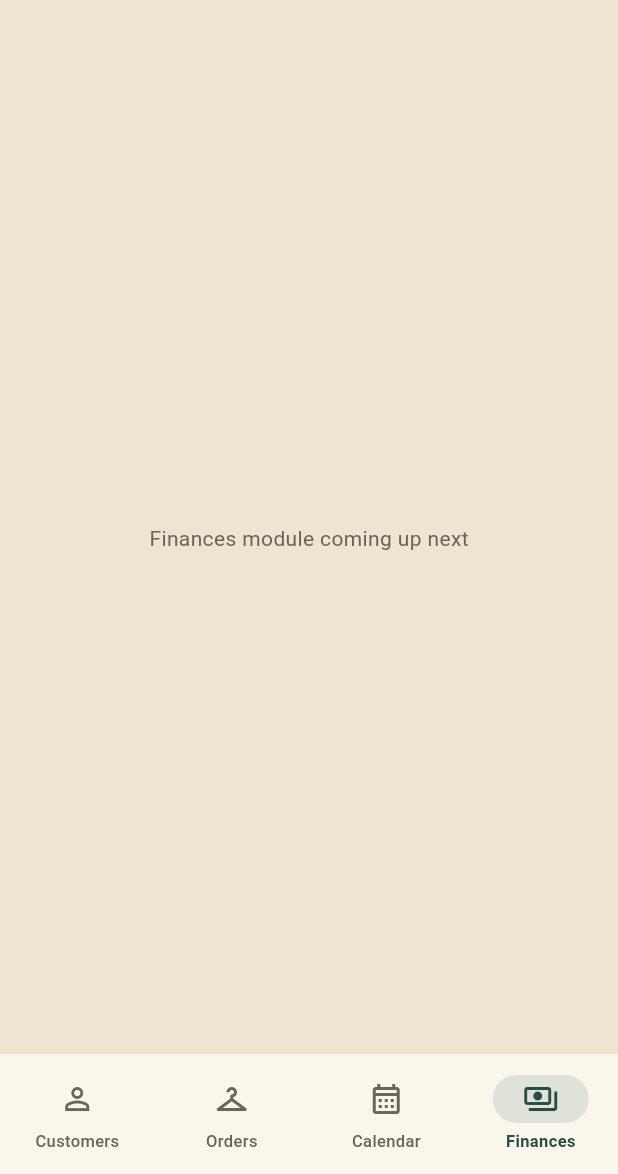
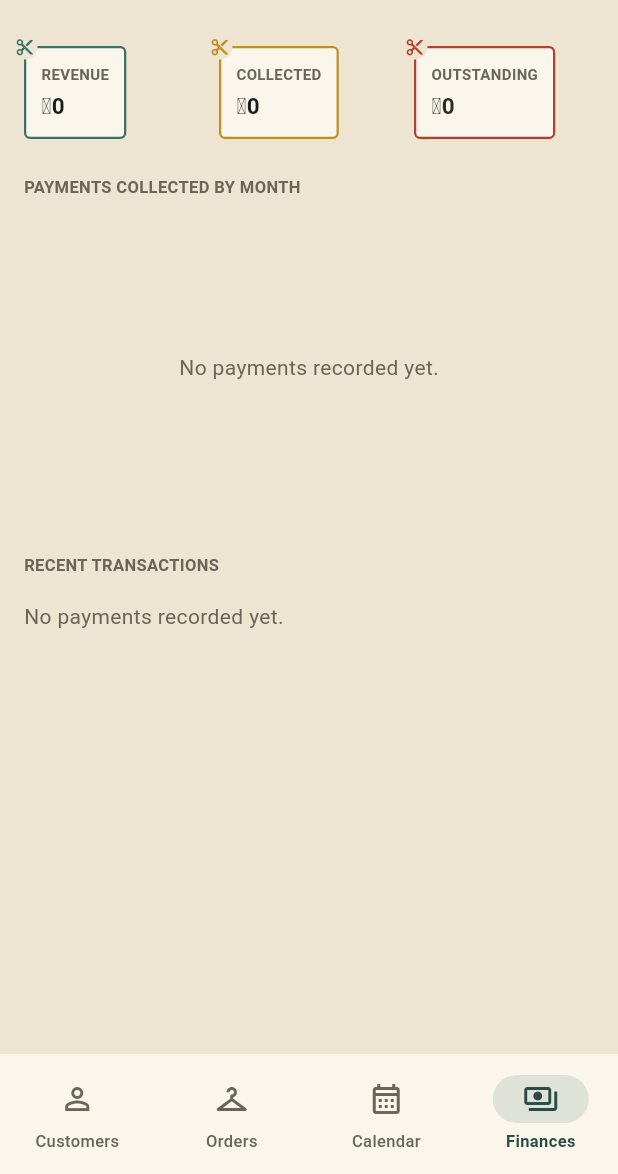
Before and after one commit to patrickangmor-del/tessy-creations-app, a Flutter app: the screen it shows after launch, item 4 of the bottom bar chosen, on a phone screen of 412 x 824 dp, the part 62-1236 px from its top. Run offline on Flutter 3.47's test engine with Material 3 defaults, Android fonts, the phone set to English and light mode, and no system bars; our stand-ins replace fl_chart, image_picker, sqflite; accounts and stored records are empty.

Commit message:
Build out the Finances module
Adds the last Phase 1 screen: revenue/collected/outstanding summary
cards, a monthly revenue bar chart grouped by payment date (not order
date), and a recent transactions list. This completes all five planned
Phase 1 modules (Customers, Orders, Calendar, Finances, plus project
setup).

Co-Authored-By: Claude Sonnet 5 <noreply@anthropic.com>
Claude-Session: https://claude.ai/code/session_0186RtkGrRTth4jWaZr5WDW3

```diff
--- /dev/null
+++ b/lib/screens/finances/finances_screen.dart
@@ -0,0 +1,278 @@
+import 'package:fl_chart/fl_chart.dart';
+import 'package:flutter/material.dart';
+import 'package:provider/provider.dart';
+
+import '../../data/models/payment.dart';
+import '../../state/customers_controller.dart';
+import '../../state/orders_controller.dart';
+import '../../theme/app_theme.dart';
+import '../../utils/formatters.dart';
+import '../../widgets/cut_card.dart';
+
+class _MonthlyRevenue {
+  const _MonthlyRevenue(this.monthKey, this.amount);
+  final String monthKey; // yyyy-MM
+  final double amount;
+
+  String get label {
+    final parts = monthKey.split('-');
+    const names = [
+      'Jan', 'Feb', 'Mar', 'Apr', 'May', 'Jun',
+      'Jul', 'Aug', 'Sep', 'Oct', 'Nov', 'Dec',
+    ];
+    return names[int.parse(parts[1]) - 1];
+  }
+}
+
+class _Transaction {
+  const _Transaction({
+    required this.payment,
+    required this.customerName,
+    required this.dressType,
+  });
+  final Payment payment;
+  final String customerName;
+  final String dressType;
+}
+
+class FinancesScreen extends StatelessWidget {
+  const FinancesScreen({super.key});
+
+  @override
+  Widget build(BuildContext context) {
+    final ordersController = context.watch<OrdersController>();
+    final customersController = context.watch<CustomersController>();
+
+    if (ordersController.loading) {
+      return const Center(child: CircularProgressIndicator());
+    }
+
+    final orders = ordersController.orders;
+
+    final totalRevenue = orders.fold<double>(0, (sum, o) => sum + o.price);
+    final totalCollected = orders.fold<double>(0, (sum, o) => sum + o.amountPaid);
+    final outstanding = totalRevenue - totalCollected;
+
+    final monthlyTotals = <String, double>{};
+    final transactions = <_Transaction>[];
+    for (final order in orders) {
+      final customerName = customersController.byId(order.customerId)?.name ?? 'Unknown';
+      for (final payment in order.payments) {
+        final monthKey = payment.date.substring(0, 7);
+        monthlyTotals[monthKey] = (monthlyTotals[monthKey] ?? 0) + payment.amount;
+        transactions.add(
+          _Transaction(payment: payment, customerName: customerName, dressType: order.dressType),
+        );
+      }
+    }
+
+    final monthlyKeys = monthlyTotals.keys.toList()..sort();
+    final monthly = monthlyKeys
+        .skip(monthlyKeys.length > 6 ? monthlyKeys.length - 6 : 0)
+        .map((k) => _MonthlyRevenue(k, monthlyTotals[k]!))
+        .toList();
+
+    transactions.sort((a, b) => b.payment.date.compareTo(a.payment.date));
+    final recentTransactions = transactions.take(12).toList();
+
+    return ListView(
+      padding: const EdgeInsets.all(16),
+      children: [
+        Row(
+          children: [
+            Expanded(
+              child: _SummaryCard(
+                label: 'Revenue',
+                value: totalRevenue,
+                accent: AppColors.thread,
+              ),
+            ),
+            const SizedBox(width: 10),
+            Expanded(
+              child: _SummaryCard(
+                label: 'Collected',
+                value: totalCollected,
+                accent: AppColors.gold,
+              ),
+            ),
+            const SizedBox(width: 10),
+            Expanded(
+              child: _SummaryCard(
+                label: 'Outstanding',
+                value: outstanding,
+                accent: AppColors.pin,
+                valueColor: outstanding > 0 ? AppColors.pin : AppColors.ink,
+              ),
+            ),
+          ],
+        ),
+        const SizedBox(height: 24),
+        const Text(
+          'PAYMENTS COLLECTED BY MONTH',
+          style: TextStyle(fontSize: 11, fontWeight: FontWeight.w600, color: AppColors.inkSoft),
+        ),
+        const SizedBox(height: 12),
+        SizedBox(
+          height: 200,
+          child: monthly.isEmpty
+              ? const Center(
+                  child: Text('No payments recorded yet.', style: TextStyle(color: AppColors.inkSoft)),
+                )
+              : _RevenueChart(data: monthly),
+        ),
+        const SizedBox(height: 24),
+        const Text(
+          'RECENT TRANSACTIONS',
+          style: TextStyle(fontSize: 11, fontWeight: FontWeight.w600, color: AppColors.inkSoft),
+        ),
+        const SizedBox(height: 8),
+        if (recentTransactions.isEmpty)
+          const Padding(
+            padding: EdgeInsets.symmetric(vertical: 8),
+            child: Text('No payments recorded yet.', style: TextStyle(color: AppColors.inkSoft)),
+          )
+        else
+          for (final t in recentTransactions) _TransactionRow(transaction: t),
+      ],
+    );
+  }
+}
+
+class _SummaryCard extends StatelessWidget {
+  const _SummaryCard({
+    required this.label,
+    required this.value,
+    required this.accent,
+    this.valueColor,
+  });
+
+  final String label;
+  final double value;
+  final Color accent;
+  final Color? valueColor;
+
+  @override
+  Widget build(BuildContext context) {
+    return CutCard(
+      accent: accent,
+      padding: const EdgeInsets.all(10),
+      child: Column(
+        crossAxisAlignment: CrossAxisAlignment.start,
+        children: [
+          Text(
+            label.toUpperCase(),
+            style: const TextStyle(fontSize: 10, fontWeight: FontWeight.w600, color: AppColors.inkSoft),
+          ),
+          const SizedBox(height: 4),
+          Text(
+            formatMoney(value),
+            style: TextStyle(fontSize: 15, fontWeight: FontWeight.w700, color: valueColor),
+            maxLines: 1,
+            overflow: TextOverflow.ellipsis,
+          ),
+        ],
+      ),
+    );
+  }
+}
+
+class _RevenueChart extends StatelessWidget {
+  const _RevenueChart({required this.data});
+  final List<_MonthlyRevenue> data;
+
+  @override
+  Widget build(BuildContext context) {
+    final maxAmount = data.map((d) => d.amount).reduce((a, b) => a > b ? a : b);
+    return BarChart(
+      BarChartData(
+        alignment: BarChartAlignment.spaceAround,
+        maxY: maxAmount * 1.2,
+        gridData: const FlGridData(show: true, drawVerticalLine: false),
+        borderData: FlBorderData(show: false),
+        barTouchData: BarTouchData(
+          touchTooltipData: BarTouchTooltipData(
+            getTooltipColor: (_) => AppColors.threadDark,
+            getTooltipItem: (group, groupIndex, rod, rodIndex) => BarTooltipItem(
+              formatMoney(rod.toY),
+              const TextStyle(color: Colors.white, fontSize: 11),
+            ),
+          ),
+        ),
+        titlesData: FlTitlesData(
+          topTitles: const AxisTitles(sideTitles: SideTitles(showTitles: false)),
+          rightTitles: const AxisTitles(sideTitles: SideTitles(showTitles: false)),
+          leftTitles: const AxisTitles(sideTitles: SideTitles(showTitles: false)),
+          bottomTitles: AxisTitles(
+            sideTitles: SideTitles(
+              showTitles: true,
+              getTitlesWidget: (value, meta) {
+                final i = value.toInt();
+                if (i < 0 || i >= data.length) return const SizedBox.shrink();
+                return Padding(
+                  padding: const EdgeInsets.only(top: 6),
+                  child: Text(
+                    data[i].label,
+                    style: const TextStyle(fontSize: 11, color: AppColors.inkSoft),
+                  ),
+                );
+              },
+            ),
+          ),
+        ),
+        barGroups: [
+          for (var i = 0; i < data.length; i++)
+            BarChartGroupData(
+              x: i,
+              barRods: [
+                BarChartRodData(
+                  toY: data[i].amount,
+                  color: AppColors.thread,
+                  width: 18,
+                  borderRadius: BorderRadius.circular(3),
+                ),
+              ],
+            ),
+        ],
+      ),
+    );
+  }
+}
+
+class _TransactionRow extends StatelessWidget {
+  const _TransactionRow({required this.transaction});
+  final _Transaction transaction;
+
+  @override
+  Widget build(BuildContext context) {
+    return Padding(
+      padding: const EdgeInsets.symmetric(vertical: 6),
+      child: Row(
+        mainAxisAlignment: MainAxisAlignment.spaceBetween,
+        children: [
+          Expanded(
+            child: Text.rich(
+              TextSpan(
+                children: [
+                  TextSpan(text: transaction.customerName),
+                  TextSpan(
+                    text: ' · ${transaction.dressType}',
+                    style: const TextStyle(color: AppColors.inkSoft),
+                  ),
+                ],
+              ),
+              overflow: TextOverflow.ellipsis,
+            ),
+          ),
+          Text(
+            '${formatMoney(transaction.payment.amount)}  ',
+            style: const TextStyle(fontWeight: FontWeight.w600),
+          ),
+          Text(
+            formatDate(transaction.payment.date),
+            style: const TextStyle(fontSize: 12, color: AppColors.inkSoft),
+          ),
+        ],
+      ),
+    );
+  }
+}
--- a/lib/screens/home_shell.dart
+++ b/lib/screens/home_shell.dart
@@ -2,12 +2,10 @@ import 'package:flutter/material.dart';
 import '../theme/app_theme.dart';
 import 'calendar/calendar_screen.dart';
 import 'customers/customers_list_screen.dart';
+import 'finances/finances_screen.dart';
 import 'orders/orders_list_screen.dart';
 
 /// Bottom-navigation shell for the four Phase 1 modules.
-///
-/// Each tab body is swapped in below once its module is built; until then
-/// [_ComingSoon] is shown as a placeholder so the app still runs end to end.
 class HomeShell extends StatefulWidget {
   const HomeShell({super.key});
 
@@ -29,7 +27,7 @@ class _HomeShellState extends State<HomeShell> {
     const CustomersListScreen(),
     const OrdersListScreen(),
     const CalendarScreen(),
-    const _ComingSoon(title: 'Finances'),
+    const FinancesScreen(),
   ];
 
   @override
@@ -65,18 +63,3 @@ class _TabSpec {
   final String label;
   final IconData icon;
 }
-
-class _ComingSoon extends StatelessWidget {
-  const _ComingSoon({required this.title});
-  final String title;
-
-  @override
-  Widget build(BuildContext context) {
-    return Center(
-      child: Text(
-        '$title module coming up next',
-        style: const TextStyle(color: AppColors.inkSoft),
-      ),
-    );
-  }
-}
```
Also changed, not shown: 1 other file.
